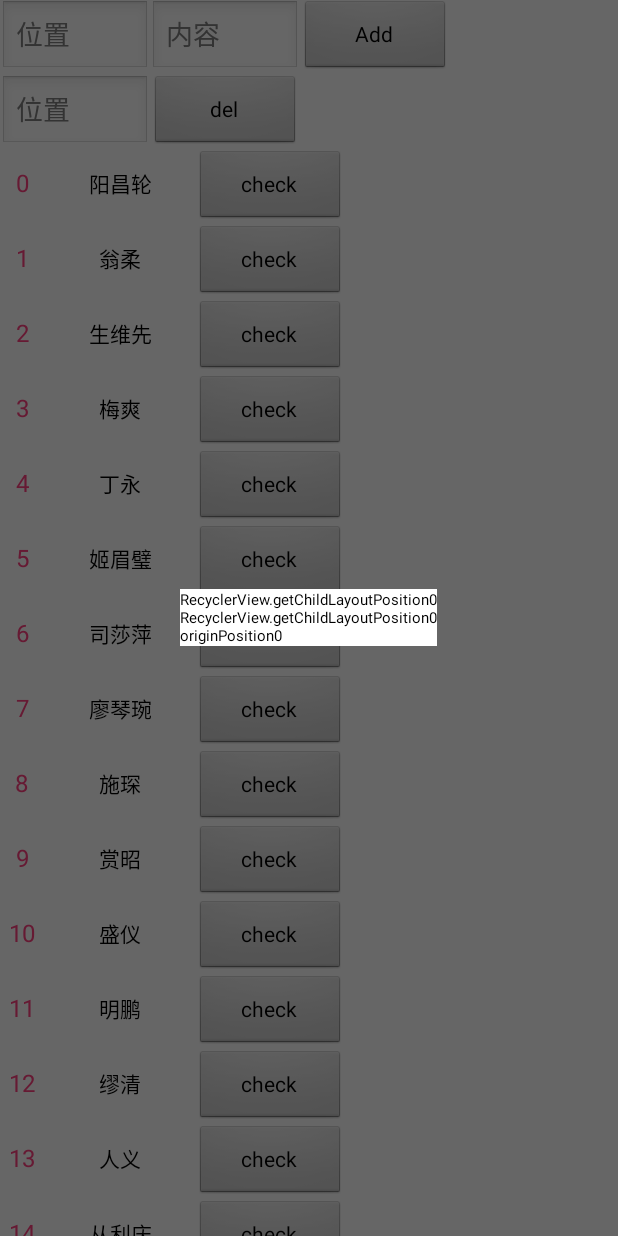
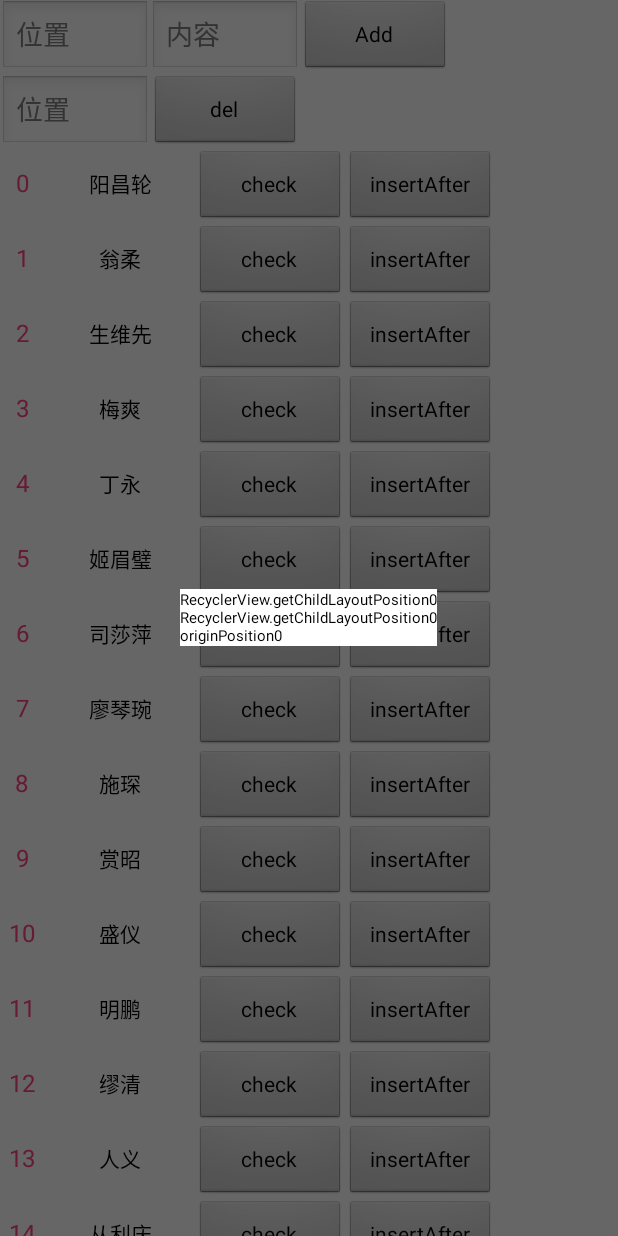
Before and after one commit to liuyicheng3/AndroidLearning, an Android app: the GoRecycleViewActivity screen opened directly, with no data from a screen before it, after a tap on "check", on a phone screen of 412 x 824 dp. Run offline under Robolectric (Android 15) with nearby library versions, the phone set to English and light mode, and no system bars.

Commit message:
新增  recycleview 测试

```diff
--- a/app/src/main/java/com/lyc/study/go016/GoRecycleViewActivity.java
+++ b/app/src/main/java/com/lyc/study/go016/GoRecycleViewActivity.java
@@ -140,13 +140,14 @@ public class GoRecycleViewActivity  extends Activity implements View.OnClickList
 
     public  class MyViewHolder extends RecyclerView.ViewHolder{
         private TextView tv_origin_index,tv_origin_content;
-        private Button btn_check;
+        private Button btn_check,btn_insert;
 
         public MyViewHolder(View itemView) {
             super(itemView);
             tv_origin_index = (TextView) itemView.findViewById(R.id.tv_origin_index);
             tv_origin_content = (TextView) itemView.findViewById(R.id.tv_origin_content);
             btn_check = (Button) itemView.findViewById(R.id.btn_check);
+            btn_insert = (Button) itemView.findViewById(R.id.btn_insert);
 
         }
 
@@ -162,6 +163,22 @@ public class GoRecycleViewActivity  extends Activity implements View.OnClickList
                     sb.append("originPosition"+item.originPos);
                     CustomDialog infoDialog= new CustomDialog(GoRecycleViewActivity.this);
                     infoDialog.show(sb.toString());
+                }
+            });
+
+            btn_insert.setOnClickListener(new View.OnClickListener() {
+                @Override
+                public void onClick(View v) {
+                    int targetPos=getLayoutPosition()+1;
+                    Data item= new Data();
+                    item.originPos=targetPos;
+                    item.content=getChineseName();
+                    if (targetPos>dataArr.size()-1){
+                        dataArr.add(item);
+                    }else {
+                        dataArr.add(targetPos,item);
+                    }
+                    adapter.notifyItemInserted(targetPos);
                 }
             });
 
--- a/app/src/main/res/layout/view_lv_item.xml
+++ b/app/src/main/res/layout/view_lv_item.xml
@@ -32,4 +32,10 @@
         android:id="@+id/btn_check"
         android:text="check"
         />
+    <Button
+        android:layout_width="100dp"
+        android:layout_height="50dp"
+        android:id="@+id/btn_insert"
+        android:text="insertAfter"
+        />
 </LinearLayout>
```
